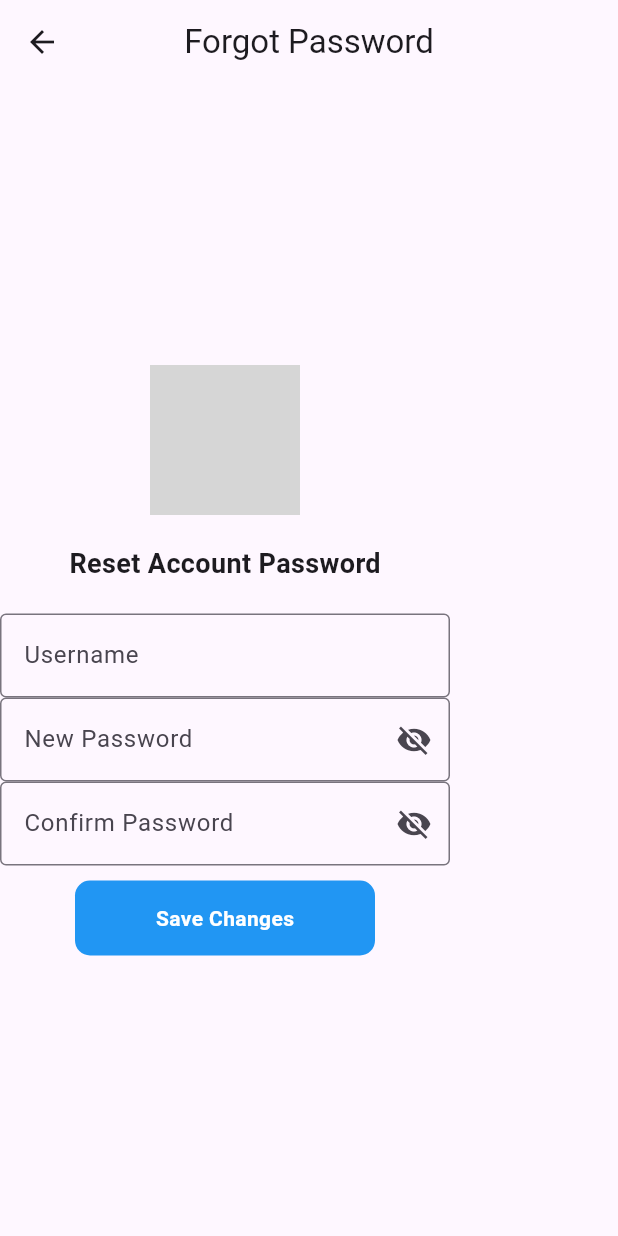
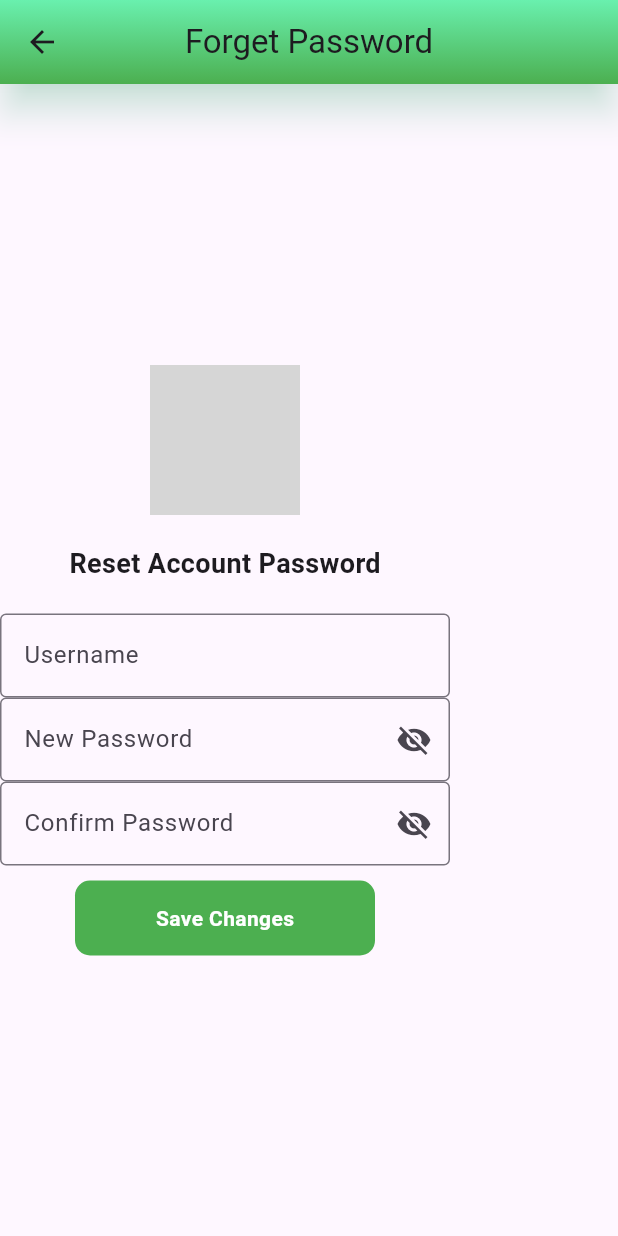
Before and after one commit to wlong0711/AD_Project_RecycleGO, a Flutter app: the ForgotPasswordPage screen opened directly, after a tap on "Save Changes", after a tap on "Forgot password?", on a phone screen of 412 x 824 dp. Run offline on Flutter 3.47's test engine with Material 3 defaults, Android fonts, the phone set to English and light mode, and no system bars; our stand-ins replace carousel_slider, cloud_firestore, firebase_auth, firebase_core, firebase_database, firebase_storage and 7 more; missing offline and left inert: qr_code_scanner; accounts and stored records are empty; network calls fail; grey boxes are pictures that could not be loaded.

Commit message:
Fixed KL stupid mistake

```diff
--- a/lib/Shared Pages/StartUp Pages/forgot.dart
+++ b/lib/Shared Pages/StartUp Pages/forgot.dart
@@ -20,8 +20,19 @@ class _ForgotPasswordPageState extends State<ForgotPasswordPage> {
   Widget build(BuildContext context) {
     return Scaffold(
       appBar: AppBar(
+        title: const Text('Forget Password'),
         centerTitle: true,
-        title: const Text('Forgot Password'),
+        flexibleSpace: Container(
+          decoration: BoxDecoration(
+            gradient: LinearGradient(
+              colors: [Colors.greenAccent, Colors.green],
+              begin: Alignment.topCenter,
+              end: Alignment.bottomCenter,
+            ),
+          ),
+        ),
+        elevation: 10,
+        shadowColor: Colors.greenAccent.withOpacity(0.5),
       ),
       body: Column(
         mainAxisAlignment: MainAxisAlignment.center,
@@ -29,7 +40,7 @@ class _ForgotPasswordPageState extends State<ForgotPasswordPage> {
         children: [
           // Company Logo at the top center
           Image.network(
-            'https://example.com/your-company-logo-url.png',
+            'https://firebasestorage.googleapis.com/v0/b/recyclego-64b10.appspot.com/o/Company%20Logo%2FLogo.png?alt=media&token=aac89fba-a30d-4a9a-8c39-d6cd85e1f4d5',
             width: 100, // Set the width according to your design
             height: 100, // Set the height according to your design
           ),
@@ -61,7 +72,7 @@ class _ForgotPasswordPageState extends State<ForgotPasswordPage> {
 
           // Save Changes Button (formerly Login Button)
           _buildButton(
-              "Save Changes", Colors.blue), // Change the color if needed
+              "Save Changes", Colors.green), // Change the color if needed
         ],
       ),
     );
--- a/lib/Shared Pages/StartUp Pages/login.dart
+++ b/lib/Shared Pages/StartUp Pages/login.dart
@@ -184,7 +184,7 @@ Widget build(BuildContext context) {
             ],
           ),
           const SizedBox(height: 10),
-          _buildButton("Login", Colors.blue, _login),
+          _buildButton("Login", Colors.green, _login),
           const SizedBox(height: 20),
           _buildOrSeparator(),
           const SizedBox(height: 10),
```
